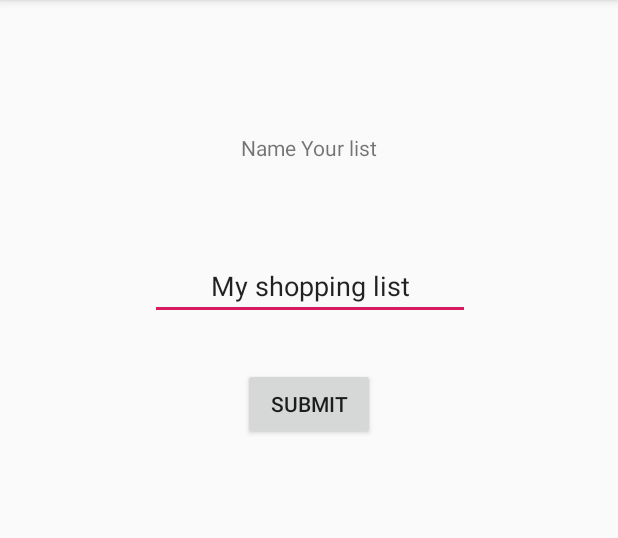
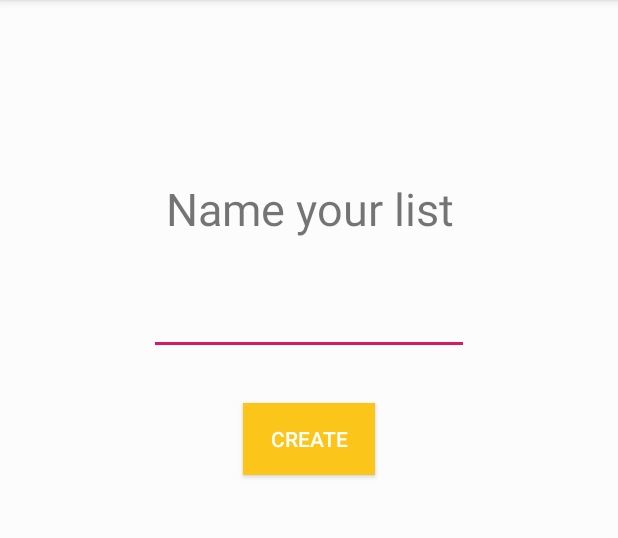
Before and after one commit to Avarice111/shopping-assistant, an Android app: the NewListViewActivity screen opened directly, with no data from a screen before it, on a phone screen of 412 x 824 dp, the part 84-622 px from its top. Run offline under Robolectric (Android 15) with nearby library versions, the phone set to English and light mode, and no system bars.

Commit message:
Add item functionality

```diff
--- a/app/src/main/res/layout/activity_main.xml
+++ b/app/src/main/res/layout/activity_main.xml
@@ -5,6 +5,7 @@
         xmlns:app="http://schemas.android.com/apk/res-auto"
         android:layout_width="match_parent"
         android:layout_height="match_parent"
+        android:background="@color/background"
         tools:context=".MainActivity">
 
     <ListView
--- a/app/src/main/res/layout/activity_new_shopping_list.xml
+++ b/app/src/main/res/layout/activity_new_shopping_list.xml
@@ -3,35 +3,44 @@
                                              xmlns:app="http://schemas.android.com/apk/res-auto"
                                              xmlns:tools="http://schemas.android.com/tools"
                                              android:layout_width="match_parent"
-                                             android:layout_height="match_parent">
+                                             android:layout_height="match_parent"
+                                             android:background="@color/background">
 
     <EditText
             android:layout_width="wrap_content"
             android:layout_height="wrap_content"
             android:inputType="textPersonName"
-            android:text="@string/newListNameDefault"
+            android:text="@string/emptyString"
             android:ems="10"
             android:id="@+id/newListName"
             android:singleLine="true" android:gravity="center_vertical|center_horizontal|center"
-            app:layout_constraintTop_toTopOf="parent" app:layout_constraintStart_toStartOf="parent"
-            android:layout_marginTop="168dp" app:layout_constraintEnd_toEndOf="parent"
-            app:layout_constraintHorizontal_bias="0.502"/>
+            android:layout_marginEnd="8dp"
+            app:layout_constraintEnd_toEndOf="parent" android:layout_marginRight="8dp" android:layout_marginStart="8dp"
+            app:layout_constraintStart_toStartOf="parent" android:layout_marginLeft="8dp"
+            app:layout_constraintTop_toBottomOf="@+id/newListViewTitle" app:layout_constraintHorizontal_bias="0.5"
+            app:layout_constraintBottom_toTopOf="@+id/submitNewList" android:layout_marginTop="32dp"/>
     <Button
             android:text="@string/submitNewListName"
             android:layout_width="wrap_content"
             android:layout_height="wrap_content"
             android:id="@+id/submitNewList"
             app:layout_constraintStart_toStartOf="parent"
-            app:layout_constraintEnd_toEndOf="parent" android:layout_marginTop="32dp"
-            app:layout_constraintTop_toBottomOf="@+id/newListName"/>
+            android:layout_marginLeft="8dp" android:layout_marginStart="8dp"
+            app:layout_constraintEnd_toEndOf="parent" android:layout_marginEnd="8dp" android:layout_marginRight="8dp"
+            android:layout_marginBottom="8dp" app:layout_constraintBottom_toBottomOf="parent"
+            app:layout_constraintTop_toBottomOf="@+id/newListName" app:layout_constraintHorizontal_bias="0.5"
+            android:background="@color/buttonColor" android:textColor="@color/box" android:layout_marginTop="32dp"/>
     <TextView
             android:text="@string/newListViewTitleString"
             android:layout_width="wrap_content"
             android:layout_height="wrap_content"
-            android:id="@+id/newListViewTitle" android:layout_marginBottom="60dp"
+            android:id="@+id/newListViewTitle"
+            tools:textSize="24dp" android:gravity="center_vertical|center_horizontal|center"
+            android:layout_marginStart="8dp"
+            app:layout_constraintStart_toStartOf="parent" android:layout_marginLeft="8dp" android:layout_marginEnd="8dp"
+            app:layout_constraintEnd_toEndOf="parent" android:layout_marginRight="8dp" android:layout_marginTop="8dp"
+            app:layout_constraintTop_toTopOf="parent" app:layout_constraintHorizontal_bias="0.5"
             app:layout_constraintBottom_toTopOf="@+id/newListName"
-            tools:textSize="24dp" android:gravity="center_vertical|center_horizontal|center"
-            android:layout_marginEnd="8dp" app:layout_constraintEnd_toEndOf="parent" android:layout_marginRight="8dp"
-            android:layout_marginStart="8dp" app:layout_constraintStart_toStartOf="parent"
-            android:layout_marginLeft="8dp"/>
+            app:layout_constraintVertical_chainStyle="packed" android:textSize="30sp"
+            app:layout_constraintVertical_bias="0.19999999"/>
 </android.support.constraint.ConstraintLayout>
--- a/app/src/main/res/layout/activity_view_list.xml
+++ b/app/src/main/res/layout/activity_view_list.xml
@@ -5,6 +5,7 @@
         xmlns:app="http://schemas.android.com/apk/res-auto"
         android:layout_width="match_parent"
         android:layout_height="match_parent"
+        android:background="@color/background"
         tools:context=".ViewListActivity">
 
     <ListView
@@ -19,6 +20,7 @@
             android:layout_marginRight="8dp" app:layout_constraintStart_toStartOf="parent"
             android:layout_marginLeft="8dp" android:layout_marginStart="8dp"
             android:layout_marginTop="8dp" app:layout_constraintTop_toBottomOf="@+id/viewListView"
-            android:layout_marginBottom="8dp" app:layout_constraintBottom_toBottomOf="parent"/>
+            android:layout_marginBottom="8dp" app:layout_constraintBottom_toBottomOf="parent"
+            android:background="@color/buttonColor" android:textColor="@color/box"/>
 
 </android.support.constraint.ConstraintLayout>
--- a/app/src/main/res/layout/row_view_edit.xml
+++ /dev/null
@@ -1,6 +0,0 @@
-<?xml version="1.0" encoding="utf-8"?>
-<android.support.constraint.ConstraintLayout xmlns:android="http://schemas.android.com/apk/res/android"
-                                             android:layout_width="match_parent"
-                                             android:layout_height="match_parent">
-
-</android.support.constraint.ConstraintLayout>
--- a/app/src/main/res/values/colors.xml
+++ b/app/src/main/res/values/colors.xml
@@ -3,4 +3,7 @@
     <color name="colorPrimary">#008577</color>
     <color name="colorPrimaryDark">#00574B</color>
     <color name="colorAccent">#D81B60</color>
+    <color name="background">#fcfcfc</color>
+    <color name="box">#ffffff</color>
+    <color name="buttonColor">#FCC51A</color>
 </resources>
--- a/app/src/main/res/values/strings.xml
+++ b/app/src/main/res/values/strings.xml
@@ -1,4 +1,5 @@
 <resources>
+
     <string name="app_name">Shopping Assistant</string>
     <string name="todo">TODO</string>
     <string name="listNameMain">Name</string>
@@ -8,6 +9,11 @@
     <string name="addButtonList">Add Item</string>
     <string name="addButtonViewList">Add Item</string>
     <string name="newListNameDefault">My shopping list</string>
-    <string name="submitNewListName">Submit</string>
-    <string name="newListViewTitleString">Name Your list</string>
+    <string name="emptyString"></string>
+    <string name="submitNewListName">Create</string>
+    <string name="addNewItem">Add</string>
+    <string name="newListViewTitleString">Name your list</string>
+    <string name="newItemString">Create your item</string>
+    <string name="nameLabel">Name:</string>
+    <string name="priceLabel">Price:</string>
 </resources>
```
Also changed, not shown: app/src/main/java/forthelulz/shoppingassistant/ListViewPresenterImpl.kt (+7 -2 lines), app/src/main/java/forthelulz/shoppingassistant/NewItemPresenterImpl.kt (added, +21 -0 lines), app/src/main/java/forthelulz/shoppingassistant/NewItemViewActivity.kt (added, +46 -0 lines), app/src/main/java/forthelulz/shoppingassistant/ViewListActivity.kt (+26 -2 lines), app/src/main/res/layout/activity_new_item.xml (added, +80 -0 lines), app/src/main/res/layout/add_button_list.xml (deleted, +0 -15 lines), app/src/main/res/layout/row_list_main.xml (+8 -7 lines), app/src/main/res/layout/row_list_view.xml (+26 -16 lines), app/src/main/res/drawable-xhdpi/edit_button.png (added).
